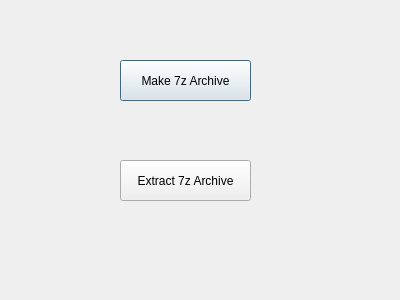
Zalafina/Q7Zip, file Q7Zip/q7zip_window.ui: the form before one commit.
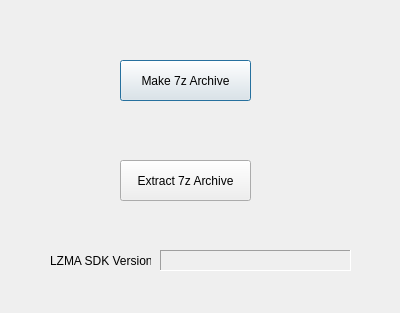
The form after the commit.

Commit message: Add LZMA SDK Version label display.

```diff
--- a/Q7Zip/q7zip_window.ui
+++ b/Q7Zip/q7zip_window.ui
@@ -7,7 +7,7 @@
     <x>0</x>
     <y>0</y>
     <width>400</width>
-    <height>300</height>
+    <height>313</height>
    </rect>
   </property>
   <property name="windowTitle">
@@ -39,6 +39,50 @@
     <string>Extract 7z Archive</string>
    </property>
   </widget>
+  <widget class="QLabel" name="LZMA_SDK_label">
+   <property name="geometry">
+    <rect>
+     <x>50</x>
+     <y>250</y>
+     <width>101</width>
+     <height>21</height>
+    </rect>
+   </property>
+   <property name="text">
+    <string>LZMA SDK Version</string>
+   </property>
+  </widget>
+  <widget class="QLabel" name="LZMA_SDK_Label">
+   <property name="geometry">
+    <rect>
+     <x>160</x>
+     <y>250</y>
+     <width>191</width>
+     <height>21</height>
+    </rect>
+   </property>
+   <property name="sizePolicy">
+    <sizepolicy hsizetype="Fixed" vsizetype="Fixed">
+     <horstretch>0</horstretch>
+     <verstretch>0</verstretch>
+    </sizepolicy>
+   </property>
+   <property name="frameShape">
+    <enum>QFrame::Panel</enum>
+   </property>
+   <property name="frameShadow">
+    <enum>QFrame::Sunken</enum>
+   </property>
+   <property name="lineWidth">
+    <number>1</number>
+   </property>
+   <property name="text">
+    <string/>
+   </property>
+   <property name="alignment">
+    <set>Qt::AlignCenter</set>
+   </property>
+  </widget>
  </widget>
  <resources/>
  <connections/>
```
The commit also changes 3 other files.
